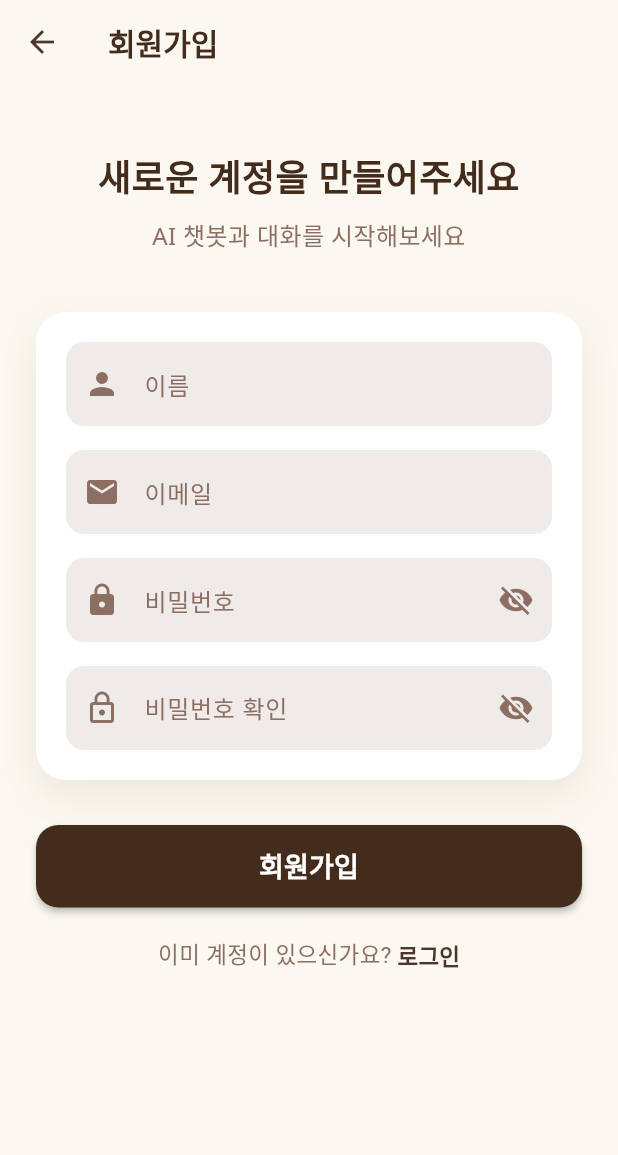
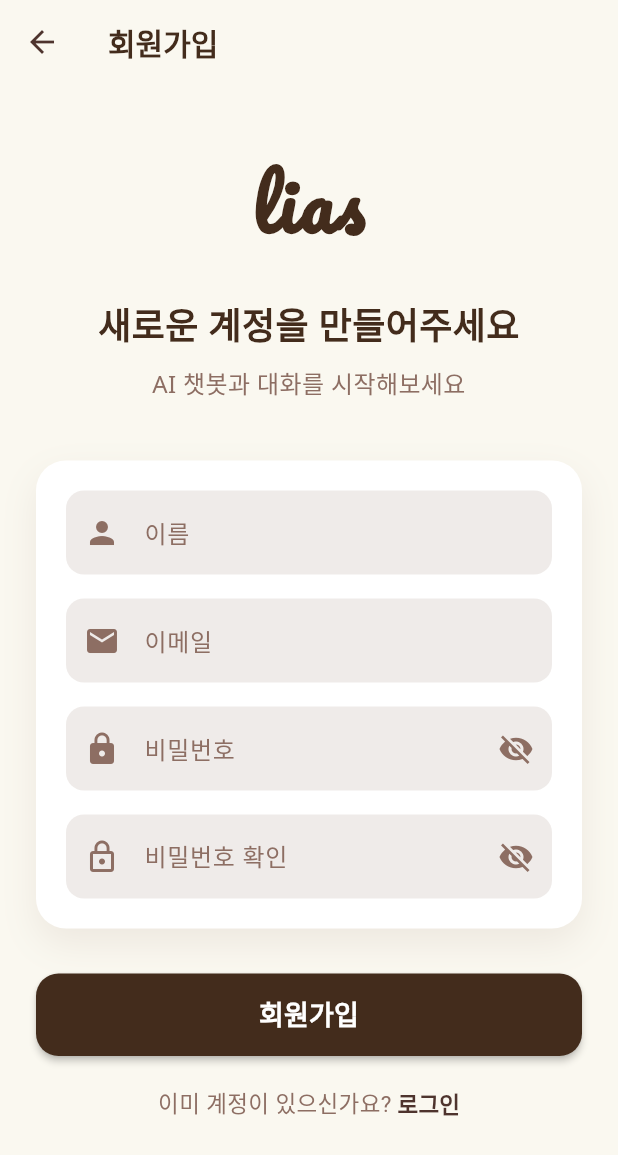
Before and after one commit to dsiaked/lias, a Flutter app: the SignupScreen screen opened directly, on a phone screen of 412 x 824 dp. Shown: the top 1155 px of the screen. Run offline on Flutter 3.47's test engine with Material 3 defaults, Android fonts, the phone set to English and light mode, and no system bars; our stand-ins replace cloud_firestore, firebase_auth, firebase_core, flutter_dotenv, font_awesome_flutter, google_fonts and 5 more; accounts and stored records are empty; generated files the repository leaves out were written again; network calls fail.

Commit message:
Signup_screen 최종

```diff
--- a/lib/screens/signup_screen.dart
+++ b/lib/screens/signup_screen.dart
@@ -179,6 +179,20 @@ class _SignupScreenState extends State<SignupScreen> {
                 crossAxisAlignment: CrossAxisAlignment.stretch,
                 children: [
                   const SizedBox(height: 20),
+
+                  // lias 로고
+                  Center(
+                    child: Text(
+                      'lias',
+                      style: GoogleFonts.pacifico(
+                        fontSize: 48,
+                        color: const Color(0xFF432C1C),
+                        fontWeight: FontWeight.bold,
+                        letterSpacing: 2,
+                      ),
+                    ),
+                  ),
+                  const SizedBox(height: 30),
 
                   // 안내 텍스트
                   Text(
```
